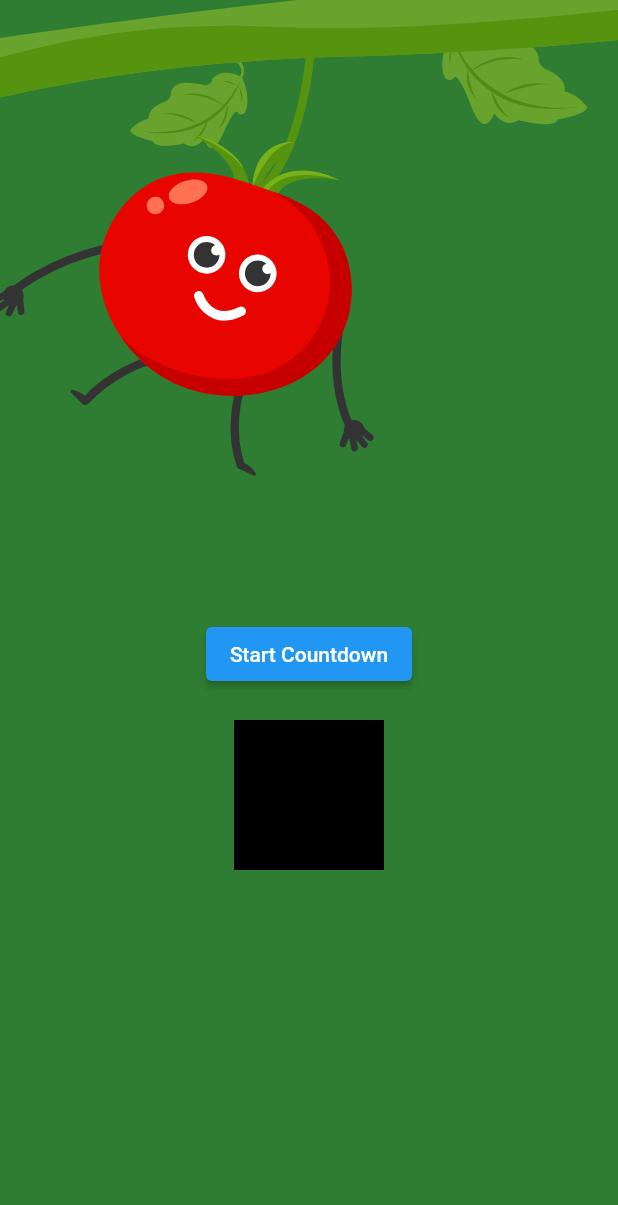
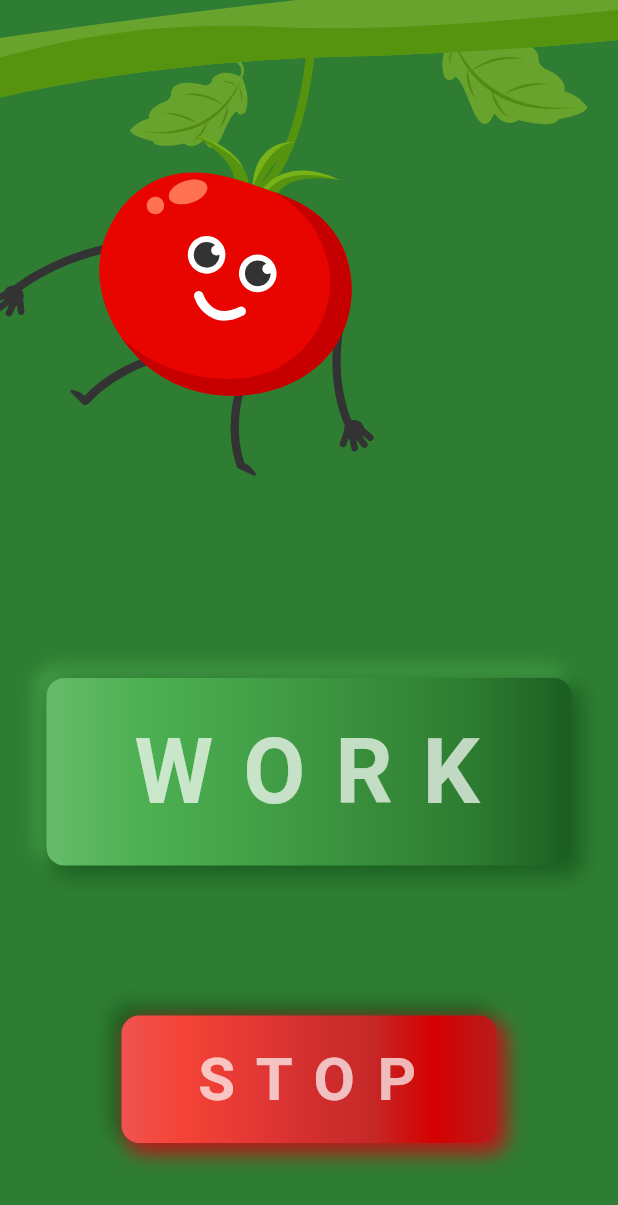
Before and after one commit to Ilejk/pomidoro_timer, a Flutter app: the screen it shows after launch, after a tap on "S T A R T", on a phone screen of 412 x 824 dp. Shown: the top 1205 px of the screen. Run offline on Flutter 3.47's test engine with Material 2 defaults, Android fonts, the phone set to English and light mode, and no system bars; our stand-ins replace lottie; missing offline and left inert: flutter_timer_countdown.

Commit message:
added buttons to work and break and stop gotta add some animations and it will be done

```diff
--- a/lib/components/go_to_main_timer_page_button.dart
+++ b/lib/components/go_to_main_timer_page_button.dart
@@ -13,7 +13,7 @@ class GoToMainTimerPage extends StatelessWidget {
       onTap: () {
         Navigator.of(context).push(
           MaterialPageRoute(
-            builder: (BuildContext context) => MainTimerPage(),
+            builder: (BuildContext context) => const MainTimerPage(),
           ),
         );
       },
@@ -21,10 +21,10 @@ class GoToMainTimerPage extends StatelessWidget {
         height: 50,
         width: 200,
         decoration: BoxDecoration(
-          boxShadow: Constants.kBoxShadow,
+          boxShadow: Constants.kBoxShadowRed,
           borderRadius: Constants.kBorderRadius,
           gradient: LinearGradient(
-            colors: Constants.kGradient,
+            colors: Constants.kGradientRed,
           ),
         ),
         child: const Center(
--- a/lib/constants/constants.dart
+++ b/lib/constants/constants.dart
@@ -14,12 +14,12 @@ class Constants {
     fontSize: 20,
     letterSpacing: 3,
     fontWeight: FontWeight.bold,
-    color: Colors.white,
+    color: Colors.white70,
   );
   static const kBasePadding = EdgeInsets.all(10);
   static final kBaseBackGroundColor = Colors.green.shade800;
   static final kBorderRadius = BorderRadius.circular(12);
-  static final kGradient = [
+  static final kGradientRed = [
     Colors.red.shade400,
     Colors.red.shade500,
     Colors.red.shade600,
@@ -28,7 +28,16 @@ class Constants {
     Colors.redAccent.shade700,
     Colors.red.shade900,
   ];
-  static final kBoxShadow = [
+  static final kGradientGreen = [
+    Colors.green.shade400,
+    Colors.green.shade500,
+    Colors.green.shade600,
+    Colors.green.shade700,
+    Colors.green.shade800,
+    Colors.green.shade900,
+  ];
+
+  static final kBoxShadowRed = [
     BoxShadow(
       spreadRadius: 2,
       blurRadius: 10,
@@ -42,7 +51,36 @@ class Constants {
       offset: const Offset(5, 5),
     ),
   ];
+  static final kBoxShadowGreen = [
+    BoxShadow(
+      spreadRadius: 2,
+      blurRadius: 10,
+      color: Colors.green.shade600,
+      offset: const Offset(-5, -5),
+    ),
+    BoxShadow(
+      blurRadius: 10,
+      spreadRadius: 2,
+      color: Colors.green.shade900,
+      offset: const Offset(5, 5),
+    ),
+  ];
+  static const kWorkButtonTextStyle = TextStyle(
+    fontSize: 60,
+    color: Colors.white70,
+    fontWeight: FontWeight.bold,
+    letterSpacing: 2.5,
+  );
+  static const kStopButtonTextStyle = TextStyle(
+    fontSize: 40,
+    color: Colors.white70,
+    fontWeight: FontWeight.bold,
+    letterSpacing: 2.5,
+  );
   static const kStart = 'S T A R T';
   static const kTomatoAnimation = 'lib/assets/animations/tomato.json';
   static const kTest = 'lib/assets/animations/test.json';
+  static const kStop = 'S T O P';
+  static const kWork = 'W O R K';
+  static const kBreak = 'B R E A K';
 }
--- a/lib/pages/main_timer_page.dart
+++ b/lib/pages/main_timer_page.dart
@@ -20,53 +20,13 @@ class _MainTimerPageState extends State<MainTimerPage> {
   setTime() {
     setState(() {
       if (time == 2) {
-        showDialog(
-          context: context,
-          builder: (BuildContext context) {
-            return AlertDialog(
-              title: const Text("Break time"),
-              content: const Text("Take a break for 1 minute?"),
-              actions: [
-                TextButton(
-                  onPressed: () {
-                    setState(() {
         time = 1;
         isRunning = true;
-                      timerTime =
-                          DateTime.now().add(const Duration(minutes: 1));
-                      Navigator.of(context).pop();
-                    });
-                  },
-                  child: const Text('Yes'),
-                ),
-              ],
-            );
-          },
-        );
+        timerTime = DateTime.now().add(const Duration(minutes: 2));
       } else if (time == 1) {
-        showDialog(
-          context: context,
-          builder: (BuildContext context) {
-            return AlertDialog(
-              title: const Text("Work time"),
-              content: const Text("Start working for 2 minutes?"),
-              actions: [
-                TextButton(
-                  onPressed: () {
-                    setState(() {
         time = 2;
         isRunning = true;
-                      timerTime =
-                          DateTime.now().add(const Duration(minutes: 2));
-                      Navigator.of(context).pop();
-                    });
-                  },
-                  child: const Text('Yes'),
-                ),
-              ],
-            );
-          },
-        );
+        timerTime = DateTime.now().add(const Duration(minutes: 1));
       }
     });
   }
@@ -87,13 +47,7 @@ class _MainTimerPageState extends State<MainTimerPage> {
             SizedBox(
               child: Lottie.asset(Constants.kTomatoAnimation),
             ),
-            Column(
-              children: [
-                ElevatedButton(
-                  onPressed: setTime,
-                  child: const Text("Start Countdown"),
-                ),
-                const SizedBox(height: 20),
+            const SizedBox(height: 40),
             isRunning == true
                 ? TimerCountdown(
                     onEnd: () {
@@ -101,28 +55,76 @@ class _MainTimerPageState extends State<MainTimerPage> {
                         isRunning = false;
                       });
                     },
-                        colonsTextStyle: const TextStyle(
-                          fontSize: 50,
+                    colonsTextStyle: TextStyle(
+                      fontSize: 70,
                       letterSpacing: 5,
                       fontWeight: FontWeight.bold,
-                          color: Colors.white54,
+                      color: time == 1
+                          ? Colors.red.shade600
+                          : Colors.lightGreen.shade600,
                     ),
                     enableDescriptions: false,
                     format: CountDownTimerFormat.minutesSeconds,
-                        timeTextStyle: const TextStyle(
-                          fontSize: 100,
+                    timeTextStyle: TextStyle(
+                      fontSize: 120,
                       letterSpacing: 5,
                       fontWeight: FontWeight.bold,
-                          color: Colors.white54,
+                      color: time == 1
+                          ? Colors.red.shade600
+                          : Colors.lightGreen.shade600,
                     ),
                     endTime: timerTime,
                   )
-                    : Container(
+                : GestureDetector(
+                    onTap: setTime,
+                    child: Container(
+                      height: 125,
+                      width: 350,
+                      decoration: BoxDecoration(
+                        boxShadow: Constants.kBoxShadowGreen,
+                        borderRadius: Constants.kBorderRadius,
+                        gradient: LinearGradient(
+                          colors: Constants.kGradientGreen,
+                        ),
+                      ),
+                      child: Center(
+                        child: Text(
+                          time == 2 ? Constants.kWork : Constants.kBreak,
+                          textAlign: TextAlign.center,
+                          style: Constants.kWorkButtonTextStyle,
+                        ),
+                      ),
+                    ),
+                  ),
+            const SizedBox(
               height: 100,
-                        width: 100,
-                        color: Colors.black,
-                      )
-              ],
+            ),
+            GestureDetector(
+              onTap: () {
+                setState(() {
+                  isRunning = false;
+                  timerTime = DateTime.now().add(const Duration(minutes: 2));
+                  time = 2;
+                });
+              },
+              child: Container(
+                height: 85,
+                width: 250,
+                decoration: BoxDecoration(
+                  boxShadow: Constants.kBoxShadowRed,
+                  borderRadius: Constants.kBorderRadius,
+                  gradient: LinearGradient(
+                    colors: Constants.kGradientRed,
+                  ),
+                ),
+                child: const Center(
+                  child: Text(
+                    Constants.kStop,
+                    textAlign: TextAlign.center,
+                    style: Constants.kStopButtonTextStyle,
+                  ),
+                ),
+              ),
             )
           ],
         ),
```
Lines whose indentation alone changed are shown as unchanged.
